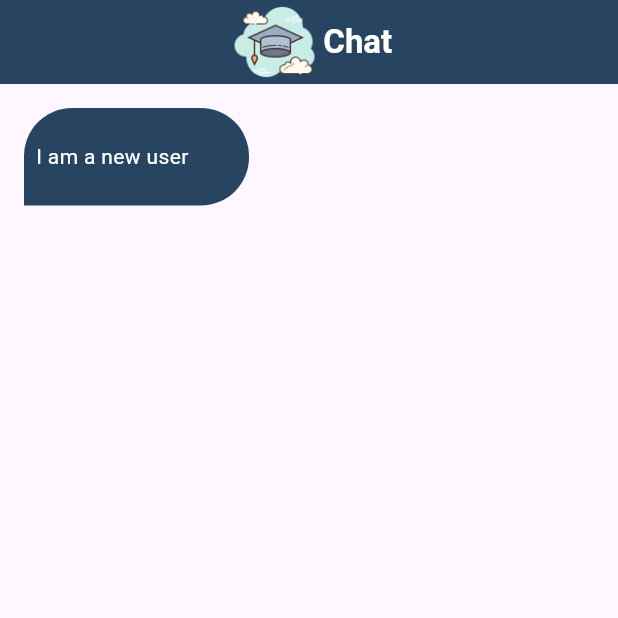
After one commit to OsamaAliLasheen/chat_app, a Flutter app: the ChatView screen opened by its route, on a phone screen of 412 x 824 dp, the top half of it. The commit adds this screen. Run offline on Flutter 3.47's test engine with Material 3 defaults, Android fonts, the phone set to English and light mode, and no system bars; our stand-ins replace firebase_auth, firebase_core, modal_progress_hud_nsn; accounts and stored records are empty.

Commit message:
Refactor authentication function parameters and add chat view functionality
- Added a constant `kLogo` for the logo path in `constants.dart`.
- Introduced a new route `ChatView` in `main.dart` and set it as the initial route after login/signup.
- Created a new file `chat_view.dart` for the chat view screen, utilizing the `kLogo` constant and a `ChatBubble` widget.
- Updated `login_view.dart` and `signUp_view.dart` to navigate to `ChatView` upon successful authentication.
- Added a new `ChatBubble` widget for displaying chat messages, styled with a `BoxDecoration` using the `kPrimaryColor` constant.

```diff
--- a/lib/constants.dart
+++ b/lib/constants.dart
@@ -1,3 +1,4 @@
 import 'package:flutter/material.dart';
 
 const kPrimaryColor = Color(0xff274460);
+const String kLogo = 'assets/images/scholar.png';
--- a/lib/main.dart
+++ b/lib/main.dart
@@ -1,3 +1,4 @@
+import 'package:chat_app/screens/chat_view.dart';
 import 'package:chat_app/screens/login_view.dart';
 import 'package:chat_app/screens/signUp_view.dart';
 import 'package:firebase_core/firebase_core.dart';
@@ -18,8 +19,9 @@ class ScholarChat extends StatelessWidget {
       routes: {
         LoginView.id: (context) => const LoginView(),
         SignUpView.id: (context) => const SignUpView(),
+        ChatView.id: (context) => const ChatView(),
       },
-      initialRoute: 'LoginView', //default is LoginView
+      initialRoute: LoginView.id, //default is LoginView
     );
   }
 }
--- /dev/null
+++ b/lib/screens/chat_view.dart
@@ -0,0 +1,32 @@
+import 'package:chat_app/constants.dart';
+import 'package:chat_app/widgets/chat_bubble.dart';
+import 'package:flutter/material.dart';
+
+class ChatView extends StatelessWidget {
+  const ChatView({super.key});
+
+  static String id = 'ChatView';
+
+  @override
+  Widget build(BuildContext context) {
+    return Scaffold(
+      appBar: AppBar(
+        automaticallyImplyLeading: false,
+        backgroundColor: kPrimaryColor,
+        title: Row(
+          mainAxisAlignment: MainAxisAlignment.center,
+          children: [
+            Image.asset(kLogo, height: 65),
+            const Text(
+              'Chat',
+              style:
+                  TextStyle(color: Colors.white, fontWeight: FontWeight.bold),
+            ),
+          ],
+        ),
+        centerTitle: true,
+      ),
+      body: const ChatBubble(),
+    );
+  }
+}
--- a/lib/screens/signUp_view.dart
+++ b/lib/screens/signUp_view.dart
@@ -1,3 +1,4 @@
+import 'package:chat_app/screens/chat_view.dart';
 import 'package:chat_app/widgets/show_snack_bar.dart';
 import 'package:chat_app/authentication/signup_auth.dart';
 import 'package:chat_app/constants.dart';
@@ -40,7 +41,7 @@ class _SignUpViewState extends State<SignUpView> {
                   height: 75,
                 ),
                 const Image(
-                  image: AssetImage('assets/images/scholar.png'),
+                  image: AssetImage(kLogo),
                   height: 100,
                 ),
                 const Row(
@@ -88,7 +89,7 @@ class _SignUpViewState extends State<SignUpView> {
                       setState(() {});
                       try {
                         await signUpAuth(email: email!, password: password!);
-                        showSnackBar(context, 'Account Created Successfully');
+                        Navigator.pushNamed(context, ChatView.id);
                       } on FirebaseAuthException catch (e) {
                         if (e.code == 'weak-password') {
                           showSnackBar(
--- /dev/null
+++ b/lib/widgets/chat_bubble.dart
@@ -0,0 +1,30 @@
+import 'package:chat_app/constants.dart';
+import 'package:flutter/material.dart';
+
+class ChatBubble extends StatelessWidget {
+  const ChatBubble({
+    super.key,
+  });
+
+  @override
+  Widget build(BuildContext context) {
+    return Container(
+      alignment: Alignment.centerLeft,
+      padding: const EdgeInsets.only(left: 8.0),
+      margin: const EdgeInsets.all(16.0),
+      width: 150,
+      height: 65,
+      decoration: const BoxDecoration(
+          color: kPrimaryColor,
+          borderRadius: BorderRadius.only(
+            topLeft: Radius.circular(32),
+            topRight: Radius.circular(32),
+            bottomRight: Radius.circular(32),
+          )),
+      child: const Text(
+        'I am a new user',
+        style: TextStyle(color: Colors.white),
+      ),
+    );
+  }
+}
```
Also changed, not shown: lib/authentication/login_auth.dart (+4 -4 lines), lib/screens/login_view.dart (+6 -5 lines).
